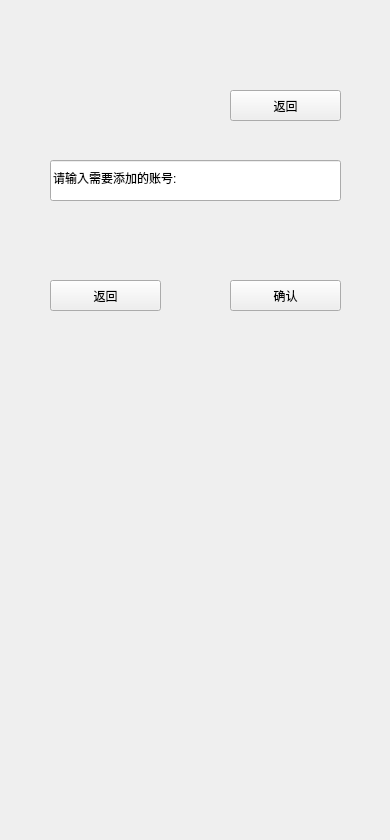
First picture: the form in client/Imitation_QQ/add_friend.ui, repository Zzzzzya/Chating-Room, before the edit.
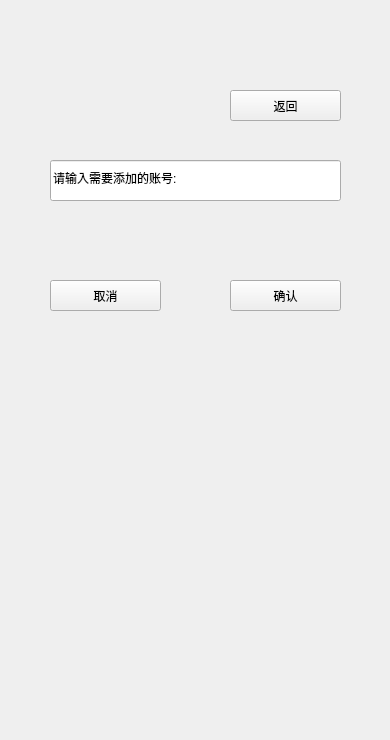
Second picture: the form after the edit.

What changed in the file:
```diff
--- a/client/Imitation_QQ/add_friend.ui
+++ b/client/Imitation_QQ/add_friend.ui
@@ -7,19 +7,19 @@
     <x>0</x>
     <y>0</y>
     <width>390</width>
-    <height>840</height>
+    <height>740</height>
    </rect>
   </property>
   <property name="minimumSize">
    <size>
     <width>390</width>
-    <height>840</height>
+    <height>740</height>
    </size>
   </property>
   <property name="maximumSize">
    <size>
     <width>390</width>
-    <height>840</height>
+    <height>740</height>
    </size>
   </property>
   <property name="windowTitle">
@@ -82,7 +82,7 @@
        </size>
       </property>
       <property name="text">
-       <string>返回</string>
+       <string>取消</string>
       </property>
      </widget>
     </item>
```
